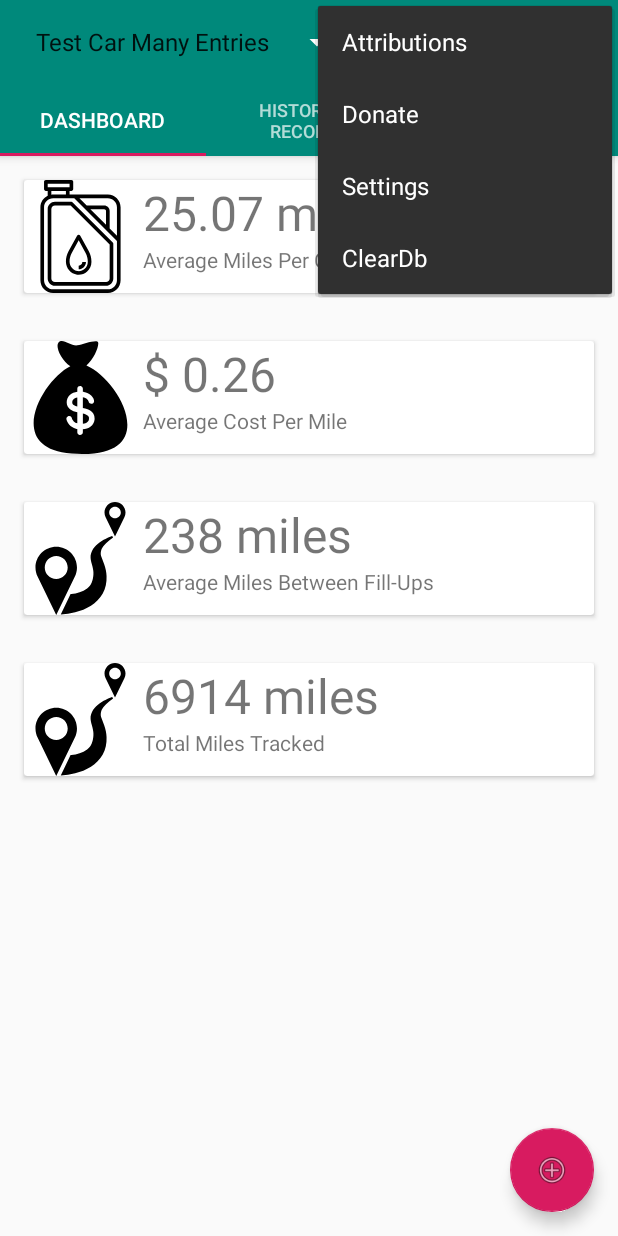
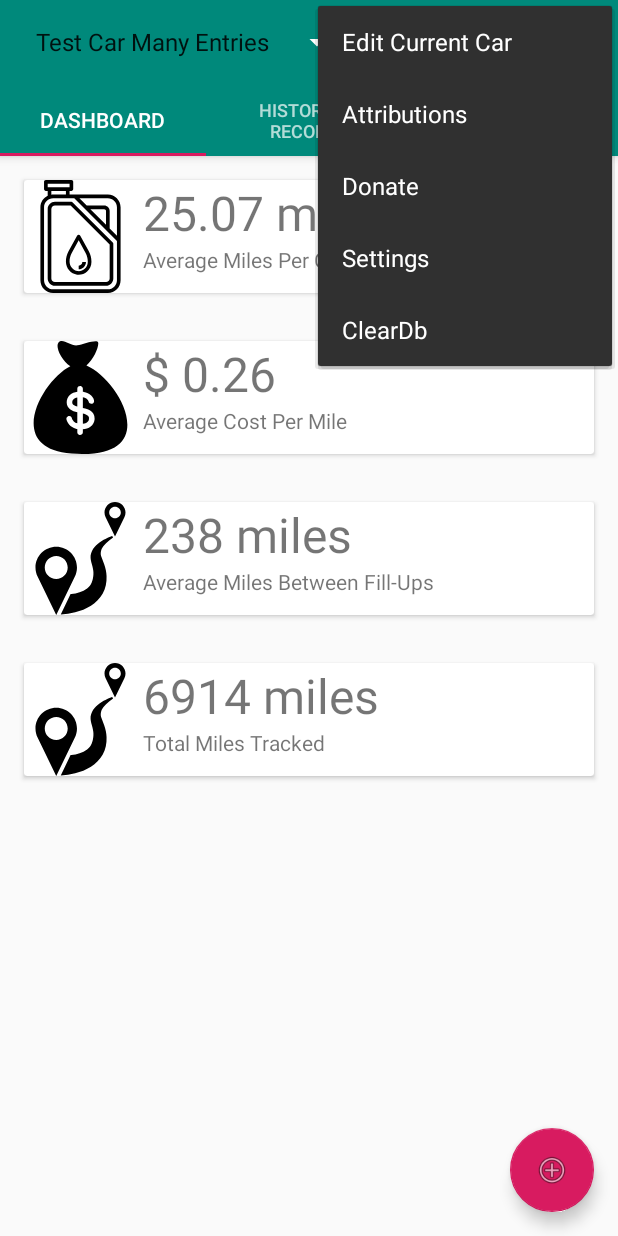
Before and after one commit to HSchmale16/MileagePerGallonApp, an Android app: the screen it shows after launch (MainActivity), with the options menu open, on a phone screen of 412 x 824 dp. Run offline under Robolectric (Android 15) with nearby library versions, the phone set to English and light mode, and no system bars; our stand-ins replace Room's generated code; libraries missing offline, so code that uses them is left out: de.codecrafters.tableview; 6 statements that could not run were skipped.

Commit message:
Get an edit car menu

```diff
--- a/app/src/main/java/org/henryschmale/milespergallontracker/Car.java
+++ b/app/src/main/java/org/henryschmale/milespergallontracker/Car.java
@@ -4,6 +4,7 @@ import androidx.annotation.NonNull;
 import androidx.annotation.Nullable;
 import androidx.room.ColumnInfo;
 import androidx.room.Entity;
+import androidx.room.Index;
 import androidx.room.PrimaryKey;
 
 @Entity(tableName = "car")
@@ -31,6 +32,7 @@ public class Car {
     @ColumnInfo(name = "car_year")
     public String year;
 
+
     public String getDisplayName() {
         if (this.nickname != null && !this.nickname.isEmpty()) {
             return this.nickname;
--- a/app/src/main/java/org/henryschmale/milespergallontracker/CarDao.java
+++ b/app/src/main/java/org/henryschmale/milespergallontracker/CarDao.java
@@ -8,6 +8,7 @@ import androidx.room.ColumnInfo;
 import androidx.room.Dao;
 import androidx.room.Insert;
 import androidx.room.Query;
+import androidx.room.Update;
 
 import java.util.Date;
 import java.util.List;
@@ -19,6 +20,8 @@ public abstract class CarDao {
     public static class MileageTuple {
         @ColumnInfo(name = "mileage")
         double mileage;
+
+        Date when;
 
         @Override
         public String toString() {
@@ -41,11 +44,19 @@ public abstract class CarDao {
     @Insert
     abstract void addCar(Car car);
 
+    @Update
+    abstract int updateCar(Car c);
+
     @Insert
     abstract void _addMileage(MileageEvent event);
 
-    @Query("SELECT mileage FROM mileage_events WHERE car_id = :car_id ORDER BY `when` DESC LIMIT 1")
+    @Query("SELECT mileage, `when` FROM mileage_events WHERE car_id = :car_id ORDER BY `when` DESC LIMIT 1")
     abstract MileageTuple getLatestMileageForCar(int car_id);
+
+    @Query("SELECT mileage, `when` FROM mileage_events WHERE car_id = :car_id AND `when` <= :date ORDER BY `when` DESC LIMIT 1")
+    abstract MileageTuple getLatestMileageForCar(int car_id, Date date);
+
+
 
 
     /**
--- a/app/src/main/java/org/henryschmale/milespergallontracker/GraphFragment.java
+++ b/app/src/main/java/org/henryschmale/milespergallontracker/GraphFragment.java
@@ -72,7 +72,7 @@ public class GraphFragment extends Fragment {
                 xAxis.setValueFormatter(new ValueFormatter() {
                     @Override
                     public String getFormattedValue(float value) {
-                        Date d = new Date((int)value);
+                        Date d = new Date((long)value);
                         DateFormat df = android.text.format.DateFormat.getDateFormat(getContext());
                         return df.format(d);
                     }
--- a/app/src/main/java/org/henryschmale/milespergallontracker/HistoryTableFragment.java
+++ b/app/src/main/java/org/henryschmale/milespergallontracker/HistoryTableFragment.java
@@ -65,7 +65,6 @@ public class HistoryTableFragment extends Fragment {
             listLiveData.observe(HistoryTableFragment.this, mileageIntervals -> view.setDataAdapter(new MileageIntervalTableAdapter(
                     HistoryTableFragment.this.getActivity(), mileageIntervals
             )));
-
         });
     }
 
--- a/app/src/main/java/org/henryschmale/milespergallontracker/MileageEvent.java
+++ b/app/src/main/java/org/henryschmale/milespergallontracker/MileageEvent.java
@@ -20,7 +20,8 @@ import static androidx.room.ForeignKey.CASCADE;
                 onDelete = CASCADE
         ),
         indices = {
-                @Index("car_id")
+                @Index("car_id"),
+                @Index({"car_id", "when"})
         }
 )
 public class MileageEvent {
--- a/app/src/main/res/menu/main_menu.xml
+++ b/app/src/main/res/menu/main_menu.xml
@@ -2,24 +2,34 @@
 <menu xmlns:android="http://schemas.android.com/apk/res/android"
     xmlns:app="http://schemas.android.com/apk/res-auto">
 
-<item android:id="@+id/action_add_car"
+    <item
+        android:id="@+id/action_add_car"
         android:title="@string/action_add_car"
-    app:showAsAction="ifRoom"/>
+        app:showAsAction="ifRoom" />
 
-<item android:id="@+id/action_open_source_licenses"
+    <item
+        android:id="@+id/action_edit_car"
+        android:title="Edit Current Car"
+        app:showAsAction="never" />
+
+    <item
+        android:id="@+id/action_open_source_licenses"
         android:title="@string/menu_open_source"
-    app:showAsAction="never"/>
+        app:showAsAction="never" />
 
-<item android:id="@+id/action_donate"
+    <item
+        android:id="@+id/action_donate"
         android:title="@string/menu_donate"
-    app:showAsAction="never"/>
+        app:showAsAction="never" />
 
     <!-- Settings, should always be in the overflow -->
-<item android:id="@+id/action_settings"
+    <item
+        android:id="@+id/action_settings"
         android:title="@string/menu_settings"
-    app:showAsAction="never"/>
+        app:showAsAction="never" />
 
-<item android:id="@+id/action_clear_db"
+    <item
+        android:id="@+id/action_clear_db"
         android:title="ClearDb"
-    app:showAsAction="never"/>
+        app:showAsAction="never" />
 </menu>
--- a/app/src/main/res/values/strings.xml
+++ b/app/src/main/res/values/strings.xml
@@ -20,7 +20,8 @@
     <string name="lbl_gallons_taken">Gallons of Gas Taken</string>
     <string name="lbl_current_mileage_last">Current Mileage\n(Last: %,.2f)</string>
     <string name="lbl_current_mileage">Current Mileage</string>
-    <string name="lbl_date_picker">When You Last Fueled</string>
+    <string name="lbl_date_picker">When You Fueled</string>
+    <string name="lbl_date_picker_last">When you fueled\n(Last: %s)</string>
 
 
     <!-- Placeholder Texts For Input Elements-->
```
Also changed, not shown: app/src/main/java/org/henryschmale/milespergallontracker/AddCarActivity.java (+39 -13 lines), app/src/main/java/org/henryschmale/milespergallontracker/AddMileageEventActivity.java (+9 -4 lines), app/src/main/java/org/henryschmale/milespergallontracker/MainActivity.java (+31 -8 lines). Lines whose indentation alone changed are shown as unchanged.
